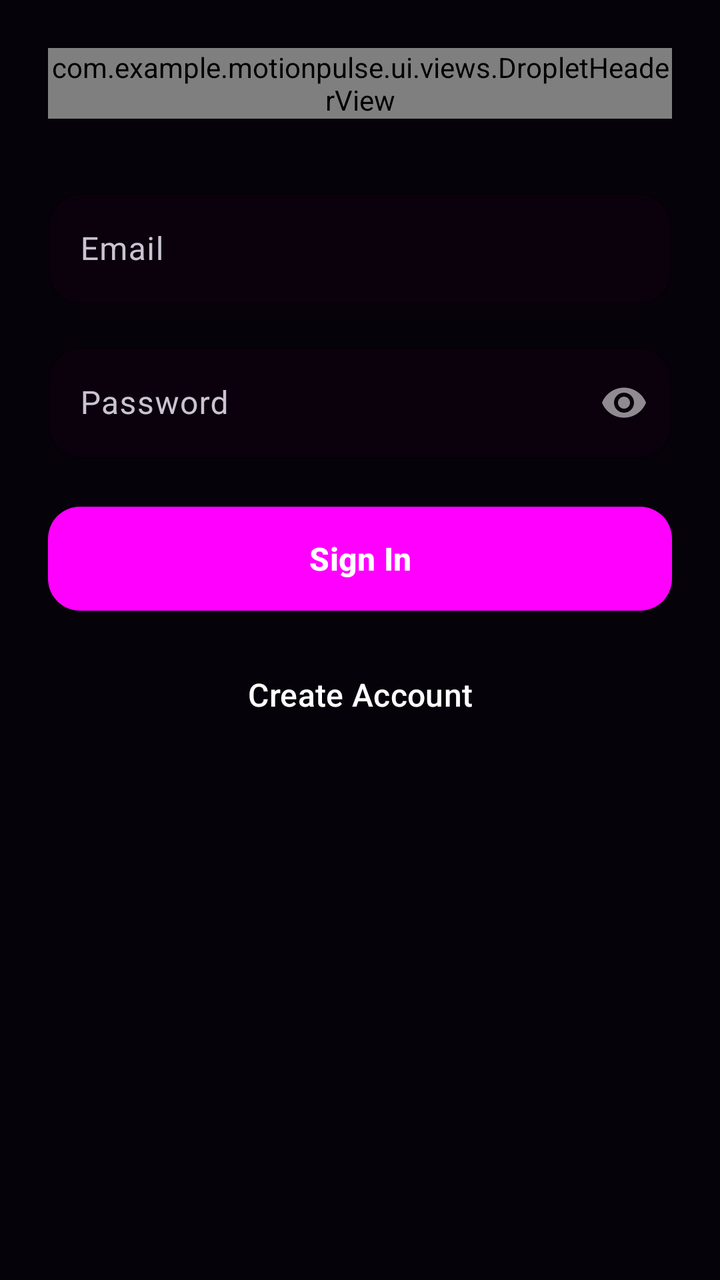
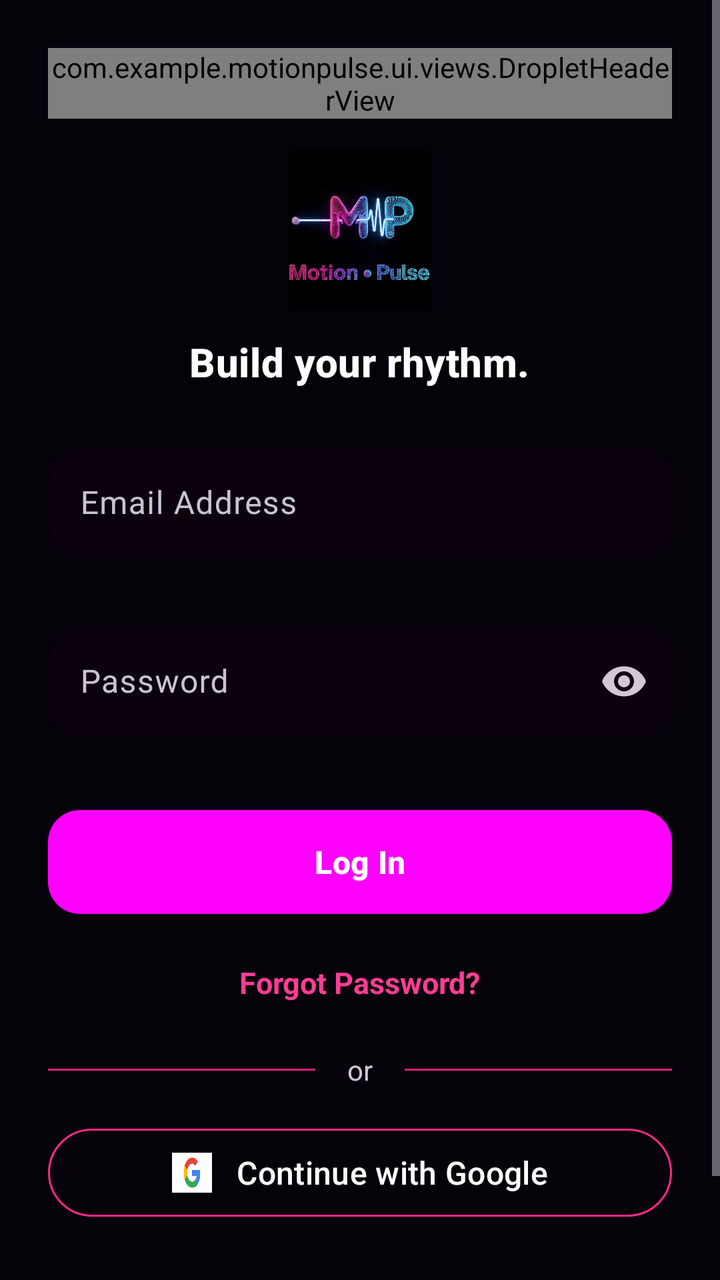

Two renders of the same Android screen: before a commit and after it. Below are the layout's source before the change and the commit's diff.
<!-- AndroidManifest.xml: application theme Theme.MotionPulse -->
<!-- res/layout/fragment_login.xml -->
<?xml version="1.0" encoding="utf-8"?>
<ScrollView xmlns:android="http://schemas.android.com/apk/res/android"
    xmlns:app="http://schemas.android.com/apk/res-auto"
    android:layout_width="match_parent"
    android:layout_height="match_parent"
    android:background="@color/background_dark"
    android:fillViewport="true">

    <LinearLayout
        android:layout_width="match_parent"
        android:layout_height="wrap_content"
        android:gravity="center_horizontal"
        android:orientation="vertical"
        android:padding="24dp">

        <com.example.motionpulse.ui.views.DropletHeaderView
            android:id="@+id/droplet_header"
            android:layout_width="match_parent"
            android:layout_height="wrap_content" />

        <Space
            android:layout_width="1dp"
            android:layout_height="32dp" />

        <com.google.android.material.textfield.TextInputLayout
            style="@style/Widget.MotionPulse.TextInputLayout"
            android:layout_width="match_parent"
            android:layout_height="wrap_content"
            android:hint="Email">

            <com.google.android.material.textfield.TextInputEditText
                android:id="@+id/et_email"
                android:layout_width="match_parent"
                android:layout_height="wrap_content"
                android:inputType="textEmailAddress"
                android:textColor="@color/text_primary" />
        </com.google.android.material.textfield.TextInputLayout>

        <Space
            android:layout_width="1dp"
            android:layout_height="16dp" />

        <com.google.android.material.textfield.TextInputLayout
            style="@style/Widget.MotionPulse.TextInputLayout"
            app:passwordToggleEnabled="true"
            android:layout_width="match_parent"
            android:layout_height="wrap_content"
            android:hint="Password">

            <com.google.android.material.textfield.TextInputEditText
                android:id="@+id/et_password"
                android:layout_width="match_parent"
                android:layout_height="wrap_content"
                android:inputType="textPassword"
                android:textColor="@color/text_primary" />
        </com.google.android.material.textfield.TextInputLayout>

        <Space
            android:layout_width="1dp"
            android:layout_height="24dp" />

        <Button
            android:id="@+id/btn_login"
            style="@style/Widget.MotionPulse.Button.Primary"
            android:layout_width="match_parent"
            android:layout_height="wrap_content"
            android:text="Sign In" />

        <Space
            android:layout_width="1dp"
            android:layout_height="16dp" />

        <Button
            android:id="@+id/btn_register_nav"
            style="@style/Widget.MotionPulse.Button.Secondary"
            android:layout_width="match_parent"
            android:layout_height="wrap_content"
            android:text="Create Account" />

    </LinearLayout>
</ScrollView>
<!-- resources referenced by this layout -->
<resources>
  <color name="background_dark">#05020A</color>
  <color name="text_primary">#FFFFFF</color>
  <style name="Widget.MotionPulse.Button.Primary" parent="Widget.Material3.Button">
          <item name="android:background">@drawable/primary_button_gradient</item>
          <item name="android:textColor">@color/text_primary</item>
          <item name="android:textStyle">bold</item>
          <item name="android:textSize">16sp</item>
          <item name="android:minHeight">52dp</item>
      </style>
  <style name="Widget.MotionPulse.Button.Secondary" parent="Widget.Material3.Button.OutlinedButton">
          <item name="android:textColor">@color/text_primary</item>
          <item name="strokeColor">@color/card_border_alt</item>
          <item name="strokeWidth">1dp</item>
          <item name="android:textSize">16sp</item>
          <item name="android:minHeight">52dp</item>
      </style>
  <style name="Widget.MotionPulse.TextInputLayout" parent="Widget.Material3.TextInputLayout.OutlinedBox">
          <item name="boxBackgroundColor">@color/add_habit_input_bg</item>
          <item name="boxStrokeColor">@color/card_border_alt</item>
          <item name="boxCornerRadiusTopStart">16dp</item>
          <item name="boxCornerRadiusTopEnd">16dp</item>
          <item name="boxCornerRadiusBottomStart">16dp</item>
          <item name="boxCornerRadiusBottomEnd">16dp</item>
          <item name="hintTextColor">@color/text_secondary</item>
      </style>
  <style name="Theme.MotionPulse" parent="Base.Theme.MotionPulse" />
  <!-- drawable primary_button_gradient (drawable) -->
  <?xml version="1.0" encoding="utf-8"?>
  <shape xmlns:android="http://schemas.android.com/apk/res/android"
      android:shape="rectangle">
      <corners android:radius="16dp" />
      <gradient
          android:angle="0"
          android:endColor="#5BBBE9"
          android:startColor="#FF2A85"
          android:type="linear" />
  </shape>
  <color name="card_border_alt">#FF2A85</color>
  <color name="add_habit_input_bg">#0A010D</color>
  <color name="text_secondary">#D1C7D7</color>
  <color name="accent_primary">#FF2A85</color>
  <color name="card_border">#E01E79</color>
  <color name="card_background">#1C0620</color>
  <color name="bottom_nav_background">#140217</color>
  <!-- unchanged entries left out for length: 1 -->
</resources>

<!-- the commit's change to res/layout/fragment_login.xml (unified diff, before → after) -->
@@ -1,81 +1,304 @@
 <?xml version="1.0" encoding="utf-8"?>
-<ScrollView xmlns:android="http://schemas.android.com/apk/res/android"
+<FrameLayout xmlns:android="http://schemas.android.com/apk/res/android"
     xmlns:app="http://schemas.android.com/apk/res-auto"
     android:layout_width="match_parent"
     android:layout_height="match_parent"
-    android:background="@color/background_dark"
-    android:fillViewport="true">
-
-    <LinearLayout
+    android:background="@color/background_dark">
+
+    <ScrollView
         android:layout_width="match_parent"
-        android:layout_height="wrap_content"
-        android:gravity="center_horizontal"
-        android:orientation="vertical"
-        android:padding="24dp">
-
-        <com.example.motionpulse.ui.views.DropletHeaderView
-            android:id="@+id/droplet_header"
-            android:layout_width="match_parent"
-            android:layout_height="wrap_content" />
-
-        <Space
-            android:layout_width="1dp"
-            android:layout_height="32dp" />
-
-        <com.google.android.material.textfield.TextInputLayout
-            style="@style/Widget.MotionPulse.TextInputLayout"
+        android:layout_height="match_parent"
+        android:fillViewport="true">
+
+        <LinearLayout
             android:layout_width="match_parent"
             android:layout_height="wrap_content"
-            android:hint="Email">
-
-            <com.google.android.material.textfield.TextInputEditText
-                android:id="@+id/et_email"
-                android:layout_width="match_parent"
-                android:layout_height="wrap_content"
-                android:inputType="textEmailAddress"
-                android:textColor="@color/text_primary" />
-        </com.google.android.material.textfield.TextInputLayout>
-
-        <Space
-            android:layout_width="1dp"
-            android:layout_height="16dp" />
-
-        <com.google.android.material.textfield.TextInputLayout
-            style="@style/Widget.MotionPulse.TextInputLayout"
-            app:passwordToggleEnabled="true"
-            android:layout_width="match_parent"
+            android:gravity="center_horizontal"
+            android:orientation="vertical"
+            android:padding="24dp">
+
+            
+            <com.example.motionpulse.ui.views.DropletHeaderView
+                android:id="@+id/droplet_header"
+                android:layout_width="match_parent"
+                android:layout_height="wrap_content" />
+
+            
+            <TextView
+                android:id="@+id/tv_offline_banner"
+                android:layout_width="match_parent"
+                android:layout_height="wrap_content"
+                android:layout_marginTop="8dp"
+                android:background="#99CC0000"
+                android:gravity="center"
+                android:padding="8dp"
+                android:text="You're offline. Connect to sign in"
+                android:textColor="@color/text_primary"
+                android:textSize="13sp"
+                android:textStyle="bold"
+                android:visibility="gone" />
+
+            <Space
+                android:layout_width="1dp"
+                android:layout_height="16dp" />
+
+            
+            <ImageView
+                android:id="@+id/iv_logo"
+                android:layout_width="120dp"
+                android:layout_height="80dp"
+                android:contentDescription="Motion Pulse Logo"
+                android:scaleType="fitCenter"
+                android:src="@drawable/ic_logo" />
+
+            <Space
+                android:layout_width="1dp"
+                android:layout_height="12dp" />
+
+            
+            <TextView
+                android:id="@+id/tv_subtitle"
+                style="@style/TextAppearance.MotionPulse.TitleMedium"
+                android:layout_width="wrap_content"
+                android:layout_height="wrap_content"
+                android:text="Build your rhythm."
+                android:textColor="@color/text_primary"
+                android:textSize="20sp" />
+
+            <Space
+                android:layout_width="1dp"
+                android:layout_height="24dp" />
+
+            
+            <com.google.android.material.textfield.TextInputLayout
+                android:id="@+id/til_email"
+                style="@style/Widget.MotionPulse.TextInputLayout"
+                android:layout_width="match_parent"
+                android:layout_height="wrap_content"
+                android:hint="Email Address"
+                app:errorEnabled="true">
+
+                <com.google.android.material.textfield.TextInputEditText
+                    android:id="@+id/et_email"
+                    android:layout_width="match_parent"
+                    android:layout_height="wrap_content"
+                    android:imeOptions="actionNext"
+                    android:inputType="textEmailAddress"
+                    android:textColor="@color/text_primary" />
+            </com.google.android.material.textfield.TextInputLayout>
+
+            <Space
+                android:layout_width="1dp"
+                android:layout_height="8dp" />
+
+            
+            <com.google.android.material.textfield.TextInputLayout
+                android:id="@+id/til_password"
+                style="@style/Widget.MotionPulse.TextInputLayout"
+                android:layout_width="match_parent"
+                android:layout_height="wrap_content"
+                android:hint="Password"
+                app:errorEnabled="true"
+                app:passwordToggleEnabled="true"
+                app:passwordToggleTint="@color/text_secondary">
+
+                <com.google.android.material.textfield.TextInputEditText
+                    android:id="@+id/et_password"
+                    android:layout_width="match_parent"
+                    android:layout_height="wrap_content"
+                    android:imeOptions="actionDone"
+                    android:inputType="textPassword"
+                    android:textColor="@color/text_primary" />
+            </com.google.android.material.textfield.TextInputLayout>
+
+            
+            <com.google.android.material.card.MaterialCardView
+                android:id="@+id/card_verification_required"
+                android:layout_width="match_parent"
+                android:layout_height="wrap_content"
+                android:layout_marginTop="8dp"
+                android:layout_marginBottom="16dp"
+                android:visibility="gone"
+                app:cardBackgroundColor="@color/card_background"
+                app:cardCornerRadius="16dp"
+                app:strokeColor="@color/card_border"
+                app:strokeWidth="1dp">
+
+                <LinearLayout
+                    android:layout_width="match_parent"
+                    android:layout_height="wrap_content"
+                    android:orientation="vertical"
+                    android:padding="16dp">
+
+                    <TextView
+                        style="@style/TextAppearance.MotionPulse.TitleMedium"
+                        android:layout_width="wrap_content"
+                        android:layout_height="wrap_content"
+                        android:text="Verification Required"
+                        android:textColor="@color/accent_primary"
+                        android:textSize="16sp" />
+
+                    <TextView
+                        style="@style/TextAppearance.MotionPulse.Body"
+                        android:layout_width="match_parent"
+                        android:layout_height="wrap_content"
+                        android:layout_marginTop="6dp"
+                        android:text="Your password is correct, but your email needs verification before signing in."
+                        android:textSize="13sp" />
+
+                    <Button
+                        android:id="@+id/btn_resend_verification"
+                        style="@style/Widget.MotionPulse.Button.Secondary"
+                        android:layout_width="match_parent"
+                        android:layout_height="wrap_content"
+                        android:layout_marginTop="12dp"
+                        android:minHeight="44dp"
+                        android:text="Resend Verification Email"
+                        android:textSize="14sp" />
+                </LinearLayout>
+            </com.google.android.material.card.MaterialCardView>
+
+            <Space
+                android:layout_width="1dp"
+                android:layout_height="16dp" />
+
+            
+            <Button
+                android:id="@+id/btn_login"
+                style="@style/Widget.MotionPulse.Button.Primary"
+                android:layout_width="match_parent"
+                android:layout_height="wrap_content"
+                android:text="Log In" />
+
+            <Space
+                android:layout_width="1dp"
+                android:layout_height="16dp" />
+
+            
+            <TextView
+                android:id="@+id/tv_forgot_password"
+                android:layout_width="wrap_content"
+                android:layout_height="wrap_content"
+                android:clickable="true"
+                android:focusable="true"
+                android:padding="8dp"
+                android:text="Forgot Password?"
+                android:textColor="@color/text_link_color"
+                android:textSize="15sp"
+                android:textStyle="bold" />
+
+            <Space
+                android:layout_width="1dp"
+                android:layout_height="16dp" />
+
+            
+            <LinearLayout
+                android:layout_width="match_parent"
+                android:layout_height="wrap_content"
+                android:gravity="center_vertical"
+                android:orientation="horizontal">
+
+                <View
+                    android:layout_width="0dp"
+                    android:layout_height="1dp"
+                    android:layout_weight="1"
+                    android:background="@color/card_border" />
+
+                <TextView
+                    android:layout_width="wrap_content"
+                    android:layout_height="wrap_content"
+                    android:paddingStart="16dp"
+                    android:paddingEnd="16dp"
+                    android:text="or"
+                    android:textColor="@color/text_secondary"
+                    android:textSize="14sp" />
+
+                <View
+                    android:layout_width="0dp"
+                    android:layout_height="1dp"
+                    android:layout_weight="1"
+                    android:background="@color/card_border" />
+            </LinearLayout>
+
+            <Space
+                android:layout_width="1dp"
+                android:layout_height="16dp" />
+
+            
+            <com.google.android.material.button.MaterialButton
+                android:id="@+id/btn_google"
+                style="@style/Widget.MotionPulse.Button.Secondary"
+                android:layout_width="match_parent"
+                android:layout_height="wrap_content"
+                android:text="Continue with Google"
+                app:icon="@drawable/ic_google"
+                app:iconGravity="textStart"
+                app:iconPadding="12dp"
+                app:iconSize="20dp"
+                app:iconTint="@null" />
+
+            <Space
+                android:layout_width="1dp"
+                android:layout_height="24dp" />
+
+            
+            <TextView
+                android:id="@+id/tv_footer_register"
+                android:layout_width="wrap_content"
+                android:layout_height="wrap_content"
+                android:clickable="true"
+                android:focusable="true"
+                android:padding="8dp"
+                android:textColor="@color/text_primary"
+                android:textSize="15sp" />
+
+        </LinearLayout>
+    </ScrollView>
+
+    
+    <FrameLayout
+        android:id="@+id/overlay_signing_in"
+        android:layout_width="match_parent"
+        android:layout_height="match_parent"
+        android:background="#CC05020A"
+        android:clickable="true"
+        android:focusable="true"
+        android:visibility="gone">
+
+        <LinearLayout
+            android:layout_width="wrap_content"
             android:layout_height="wrap_content"
-            android:hint="Password">
-
-            <com.google.android.material.textfield.TextInputEditText
-                android:id="@+id/et_password"
-                android:layout_width="match_parent"
-                android:layout_height="wrap_content"
-                android:inputType="textPassword"
-                android:textColor="@color/text_primary" />
-        </com.google.android.material.textfield.TextInputLayout>
-
-        <Space
-            android:layout_width="1dp"
-            android:layout_height="24dp" />
-
-        <Button
-            android:id="@+id/btn_login"
-            style="@style/Widget.MotionPulse.Button.Primary"
-            android:layout_width="match_parent"
-            android:layout_height="wrap_content"
-            android:text="Sign In" />
-
-        <Space
-            android:layout_width="1dp"
-            android:layout_height="16dp" />
-
-        <Button
-            android:id="@+id/btn_register_nav"
-            style="@style/Widget.MotionPulse.Button.Secondary"
-            android:layout_width="match_parent"
-            android:layout_height="wrap_content"
-            android:text="Create Account" />
-
-    </LinearLayout>
-</ScrollView>
+            android:layout_gravity="center"
+            android:gravity="center"
+            android:orientation="vertical">
+
+            <ProgressBar
+                android:id="@+id/overlay_progress_bar"
+                android:layout_width="48dp"
+                android:layout_height="48dp"
+                android:indeterminateTint="@color/accent_primary" />
+
+            <ImageView
+                android:id="@+id/overlay_success_icon"
+                android:layout_width="48dp"
+                android:layout_height="48dp"
+                android:contentDescription="Success"
+                android:src="@drawable/ic_check"
+                android:visibility="gone"
+                app:tint="@color/accent_primary" />
+
+            <Space
+                android:layout_width="1dp"
+                android:layout_height="16dp" />
+
+            <TextView
+                android:id="@+id/overlay_status_text"
+                style="@style/TextAppearance.MotionPulse.TitleMedium"
+                android:layout_width="wrap_content"
+                android:layout_height="wrap_content"
+                android:text="Signing you in..."
+                android:textSize="18sp" />
+        </LinearLayout>
+    </FrameLayout>
+
+</FrameLayout>
<!-- resource entries referenced after the edit -->
@@ -40,8 +40,30 @@
   <color name="card_border_alt">#FF2A85</color>
   <color name="add_habit_input_bg">#0A010D</color>
   <color name="text_secondary">#D1C7D7</color>
+  <!-- drawable ic_check (drawable) -->
+  <vector xmlns:android="http://schemas.android.com/apk/res/android"
+      android:width="24dp"
+      android:height="24dp"
+      android:viewportWidth="24"
+      android:viewportHeight="24">
+    <path
+        android:fillColor="@color/text_primary"
+        android:pathData="M9,16.17L4.83,12l-1.42,1.41L9,19 21,7l-1.41,-1.41z"/>
+  </vector>
+  <!-- drawable ic_google: png bitmap (drawable, 2151 bytes) -->
+  <!-- drawable ic_logo: jpg bitmap (drawable, 104756 bytes) -->
+  <style name="TextAppearance.MotionPulse.Body" parent="TextAppearance.Material3.BodyMedium">
+          <item name="android:textSize">15sp</item>
+          <item name="android:textColor">@color/text_primary</item>
+      </style>
+  <style name="TextAppearance.MotionPulse.TitleMedium" parent="TextAppearance.Material3.TitleMedium">
+          <item name="android:textSize">20sp</item>
+          <item name="android:textStyle">bold</item>
+          <item name="android:textColor">@color/text_primary</item>
+      </style>
   <color name="accent_primary">#FF2A85</color>
   <color name="card_border">#E01E79</color>
+  <color name="text_link_color">#FF3D94</color>
   <color name="card_background">#1C0620</color>
   <color name="bottom_nav_background">#140217</color>
   <!-- unchanged entries left out for length: 1 -->
